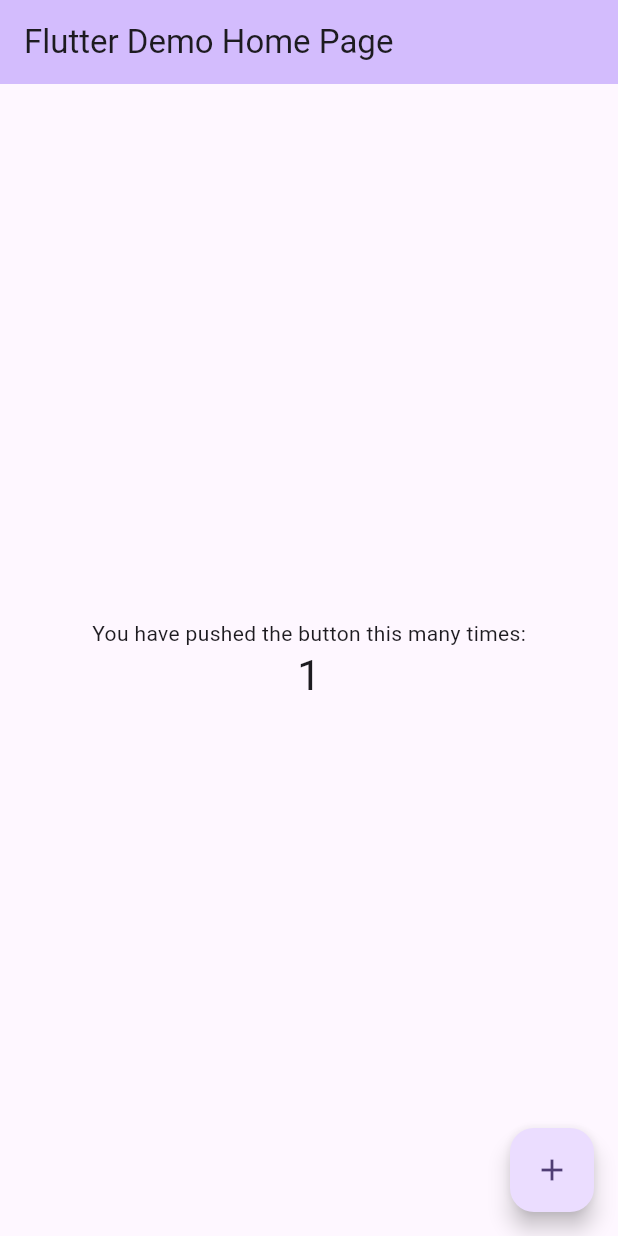
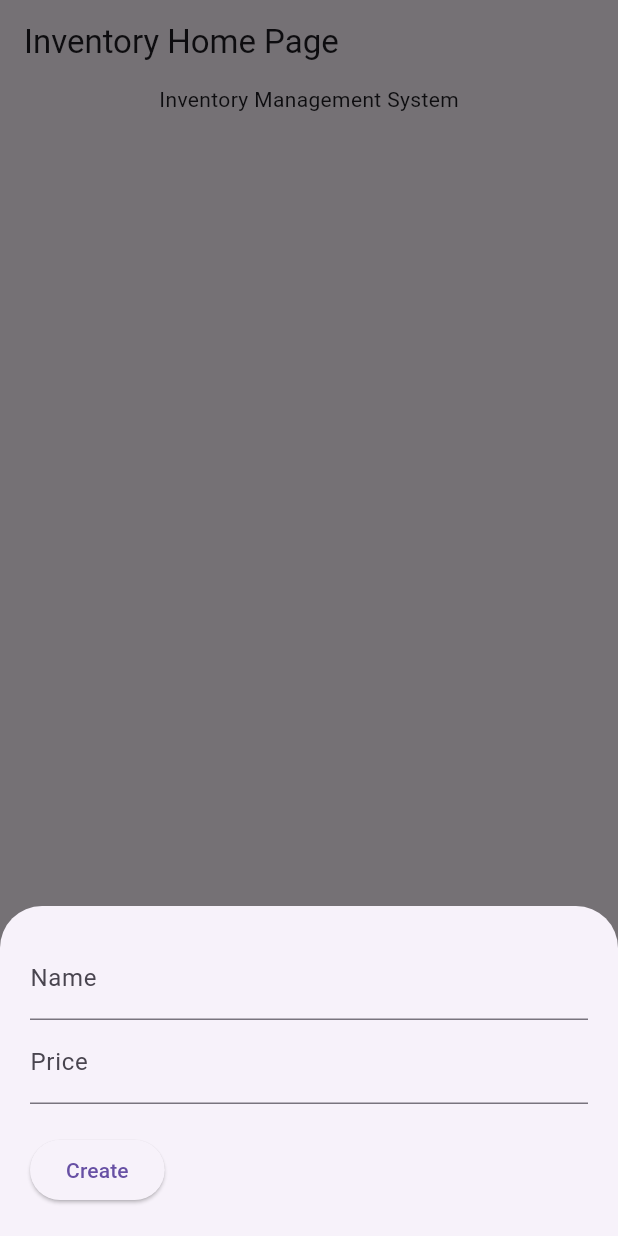
Before and after one commit to BeestingGit/ca_12, a Flutter app: the screen it shows after launch, after a tap on the "add" icon, on a phone screen of 412 x 824 dp. Run offline on Flutter 3.47's test engine with Material 3 defaults, Android fonts, the light colour scheme and no system bars; our stand-ins replace cloud_firestore, firebase_core; accounts and stored records are empty.

Commit message:
added all fully operational CRUD operations

```diff
--- a/lib/main.dart
+++ b/lib/main.dart
@@ -1,122 +1,175 @@
+import 'package:ca_12/firebase_options.dart';
+import 'package:firebase_core/firebase_core.dart';
 import 'package:flutter/material.dart';
+import 'package:cloud_firestore/cloud_firestore.dart';
 
-void main() {
-  runApp(const MyApp());
+void main() async {
+  WidgetsFlutterBinding.ensureInitialized();
+  await Firebase.initializeApp(options: DefaultFirebaseOptions.currentPlatform);
+  runApp(InventoryApp());
 }
 
-class MyApp extends StatelessWidget {
-  const MyApp({super.key});
-
-  // This widget is the root of your application.
+class InventoryApp extends StatelessWidget {
   @override
   Widget build(BuildContext context) {
     return MaterialApp(
-      title: 'Flutter Demo',
-      theme: ThemeData(
-        // This is the theme of your application.
-        //
-        // TRY THIS: Try running your application with "flutter run". You'll see
-        // the application has a purple toolbar. Then, without quitting the app,
-        // try changing the seedColor in the colorScheme below to Colors.green
-        // and then invoke "hot reload" (save your changes or press the "hot
-        // reload" button in a Flutter-supported IDE, or press "r" if you used
-        // the command line to start the app).
-        //
-        // Notice that the counter didn't reset back to zero; the application
-        // state is not lost during the reload. To reset the state, use hot
-        // restart instead.
-        //
-        // This works for code too, not just values: Most code changes can be
-        // tested with just a hot reload.
-        colorScheme: ColorScheme.fromSeed(seedColor: Colors.deepPurple),
-      ),
-      home: const MyHomePage(title: 'Flutter Demo Home Page'),
+      title: 'Inventory Management App',
+      theme: ThemeData(primarySwatch: Colors.blue),
+      home: InventoryHomePage(title: 'Inventory Home Page'),
     );
   }
 }
 
-class MyHomePage extends StatefulWidget {
-  const MyHomePage({super.key, required this.title});
-
-  // This widget is the home page of your application. It is stateful, meaning
-  // that it has a State object (defined below) that contains fields that affect
-  // how it looks.
-
-  // This class is the configuration for the state. It holds the values (in this
-  // case the title) provided by the parent (in this case the App widget) and
-  // used by the build method of the State. Fields in a Widget subclass are
-  // always marked "final".
-
+class InventoryHomePage extends StatefulWidget {
+  const InventoryHomePage({super.key, required this.title});
   final String title;
-
   @override
-  State<MyHomePage> createState() => _MyHomePageState();
+  State<InventoryHomePage> createState() => _InventoryHomePageState();
 }
 
-class _MyHomePageState extends State<MyHomePage> {
-  int _counter = 0;
+class _InventoryHomePageState extends State<InventoryHomePage> {
+  // TODO: Implement Firestore integration
+  final TextEditingController _nameController = TextEditingController();
+  final TextEditingController _priceController = TextEditingController();
+  final CollectionReference _products = FirebaseFirestore.instance.collection(
+    'products',
+  );
 
-  void _incrementCounter() {
-    setState(() {
-      // This call to setState tells the Flutter framework that something has
-      // changed in this State, which causes it to rerun the build method below
-      // so that the display can reflect the updated values. If we changed
-      // _counter without calling setState(), then the build method would not be
-      // called again, and so nothing would appear to happen.
-      _counter++;
-    });
+  Future<void> _createOrUpdate([DocumentSnapshot? documentSnapshot]) async {
+    String action = 'create';
+    if (documentSnapshot != null) {
+      action = 'update';
+      _nameController.text = documentSnapshot['name'];
+      _priceController.text = documentSnapshot['price'].toString();
+    }
+    await showModalBottomSheet(
+      isScrollControlled: true,
+      context: context,
+      builder: (BuildContext ctx) {
+        return Padding(
+          padding: EdgeInsets.only(
+            top: 20,
+            left: 20,
+            right: 20,
+            bottom: MediaQuery.of(ctx).viewInsets.bottom + 20,
+          ),
+          child: Column(
+            mainAxisSize: MainAxisSize.min,
+            crossAxisAlignment: CrossAxisAlignment.start,
+            children: [
+              TextField(
+                controller: _nameController,
+                decoration: const InputDecoration(labelText: 'Name'),
+              ),
+              TextField(
+                keyboardType: TextInputType.numberWithOptions(decimal: true),
+                controller: _priceController,
+                decoration: const InputDecoration(labelText: 'Price'),
+              ),
+              const SizedBox(height: 20),
+              ElevatedButton(
+                child: Text(action == 'create' ? 'Create' : 'Update'),
+                onPressed: () async {
+                  String name = _nameController.text;
+                  double price = double.parse(_priceController.text);
+                  if (name.isNotEmpty && price != null) {
+                    if (action == 'create') {
+                      // Persist a new product to Firestore
+                      await _products.add({"name": name, "price": price});
+                    }
+                    if (action == 'update') {
+                      // Update the product
+                      await _products.doc(documentSnapshot!.id).update({
+                        "name": name,
+                        "price": price,
+                      });
+                    }
+                    _nameController.text = '';
+                    _priceController.text = '';
+                    Navigator.of(context).pop();
+                  }
+                },
+              ),
+            ],
+          ),
+        );
+      },
+    );
+  }
+
+  // Deleting a product by id
+  Future<void> _deleteProduct(String productId) async {
+    ScaffoldMessenger.of(context).showSnackBar(
+      const SnackBar(content: Text('You have successfully deleted a product')),
+    );
+    await _products.doc(productId).delete();
   }
 
   @override
   Widget build(BuildContext context) {
-    // This method is rerun every time setState is called, for instance as done
-    // by the _incrementCounter method above.
-    //
-    // The Flutter framework has been optimized to make rerunning build methods
-    // fast, so that you can just rebuild anything that needs updating rather
-    // than having to individually change instances of widgets.
     return Scaffold(
-      appBar: AppBar(
-        // TRY THIS: Try changing the color here to a specific color (to
-        // Colors.amber, perhaps?) and trigger a hot reload to see the AppBar
-        // change color while the other colors stay the same.
-        backgroundColor: Theme.of(context).colorScheme.inversePrimary,
-        // Here we take the value from the MyHomePage object that was created by
-        // the App.build method, and use it to set our appbar title.
-        title: Text(widget.title),
-      ),
+      appBar: AppBar(title: Text(widget.title)),
       body: Center(
-        // Center is a layout widget. It takes a single child and positions it
-        // in the middle of the parent.
         child: Column(
-          // Column is also a layout widget. It takes a list of children and
-          // arranges them vertically. By default, it sizes itself to fit its
-          // children horizontally, and tries to be as tall as its parent.
-          //
-          // Column has various properties to control how it sizes itself and
-          // how it positions its children. Here we use mainAxisAlignment to
-          // center the children vertically; the main axis here is the vertical
-          // axis because Columns are vertical (the cross axis would be
-          // horizontal).
-          //
-          // TRY THIS: Invoke "debug painting" (choose the "Toggle Debug Paint"
-          // action in the IDE, or press "p" in the console), to see the
-          // wireframe for each widget.
           mainAxisAlignment: MainAxisAlignment.center,
           children: <Widget>[
-            const Text('You have pushed the button this many times:'),
-            Text(
-              '$_counter',
-              style: Theme.of(context).textTheme.headlineMedium,
+            Text('Inventory Management System'),
+            // TODO: Implement inventory list view
+            StreamBuilder(
+              stream: _products.snapshots(),
+              builder: (context, AsyncSnapshot<QuerySnapshot> streamSnapshot) {
+                if (streamSnapshot.hasData) {
+                  return Expanded(
+                    child: ListView.builder(
+                      itemCount: streamSnapshot.data!.docs.length,
+                      itemBuilder: (context, index) {
+                        final DocumentSnapshot documentSnapshot =
+                            streamSnapshot.data!.docs[index];
+                        return Card(
+                          margin: const EdgeInsets.all(10),
+                          child: ListTile(
+                            title: Text(documentSnapshot['name']),
+                            subtitle: Text(
+                              documentSnapshot['price'].toString(),
+                            ),
+                            trailing: SizedBox(
+                              width: 100,
+                              child: Row(
+                                children: [
+                                  IconButton(
+                                    icon: const Icon(Icons.edit),
+                                    onPressed:
+                                        () => _createOrUpdate(documentSnapshot),
+                                  ),
+                                  IconButton(
+                                    icon: const Icon(Icons.delete),
+                                    onPressed:
+                                        () =>
+                                            _deleteProduct(documentSnapshot.id),
+                                  ),
+                                ],
+                              ),
+                            ),
+                          ),
+                        );
+                      },
+                    ),
+                  );
+                }
+                return const Text('No products found');
+              },
             ),
           ],
         ),
       ),
+
       floatingActionButton: FloatingActionButton(
-        onPressed: _incrementCounter,
-        tooltip: 'Increment',
-        child: const Icon(Icons.add),
-      ), // This trailing comma makes auto-formatting nicer for build methods.
+        onPressed: () {
+          _createOrUpdate();
+        },
+        tooltip: 'Add Item',
+        child: Icon(Icons.add),
+      ),
     );
   }
 }
--- a/pubspec.yaml
+++ b/pubspec.yaml
@@ -34,6 +34,8 @@ dependencies:
   # The following adds the Cupertino Icons font to your application.
   # Use with the CupertinoIcons class for iOS style icons.
   cupertino_icons: ^1.0.8
+  cloud_firestore: ^5.6.6
+  firebase_core: ^3.13.0
 
 dev_dependencies:
   flutter_test:
```
Also changed, not shown: firebase.json (added), lib/firebase_options.dart (added), pubspec.lock, 7 other files.
